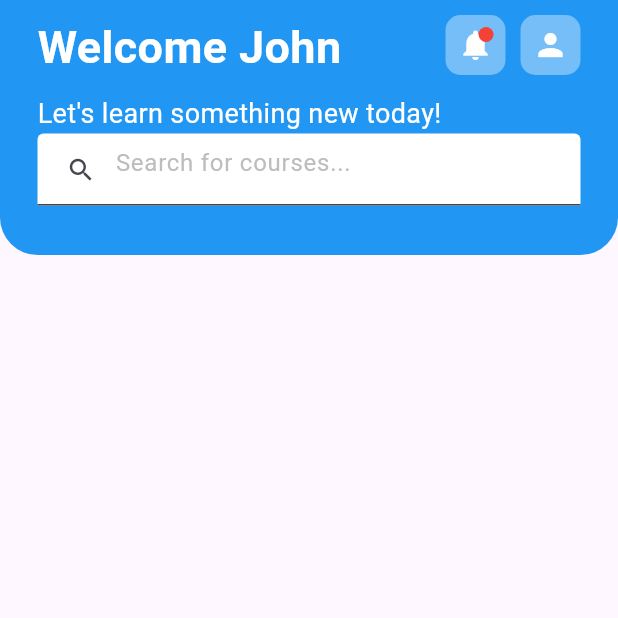
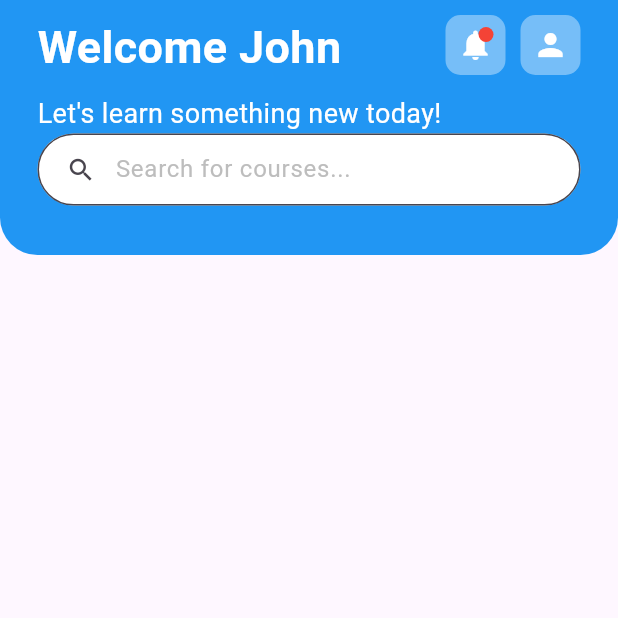
Before and after one commit to adogbeji/FlutterElearningAppPrototype, a Flutter app: the CourseHomeScreen screen opened by its route, on a phone screen of 412 x 824 dp, the top half of it. Run offline on Flutter 3.47's test engine with Material 3 defaults, Android fonts, the phone set to English and light mode, and no system bars.

Commit message:
Add border to search bar in buyers home screen

```diff
--- a/lib/views/home/widgets/course_search.dart
+++ b/lib/views/home/widgets/course_search.dart
@@ -6,6 +6,7 @@ class CourseSearch extends StatelessWidget {
   @override
   Widget build(BuildContext context) {
     return TextField(
+      autofocus: false,
       decoration: InputDecoration(
         hintText: 'Search for courses...',
         hintStyle: TextStyle(color: Colors.grey.shade400),
@@ -13,8 +14,10 @@ class CourseSearch extends StatelessWidget {
           padding: EdgeInsets.only(left: 10,),
           child: Icon(Icons.search, size: 20,),
         ),
+        border: OutlineInputBorder(borderRadius: BorderRadius.circular(25),),
         fillColor: Colors.white,
         filled: true,
+        contentPadding: const EdgeInsets.fromLTRB(10, 10, 10, 10),
       ),
     );
   }
```
